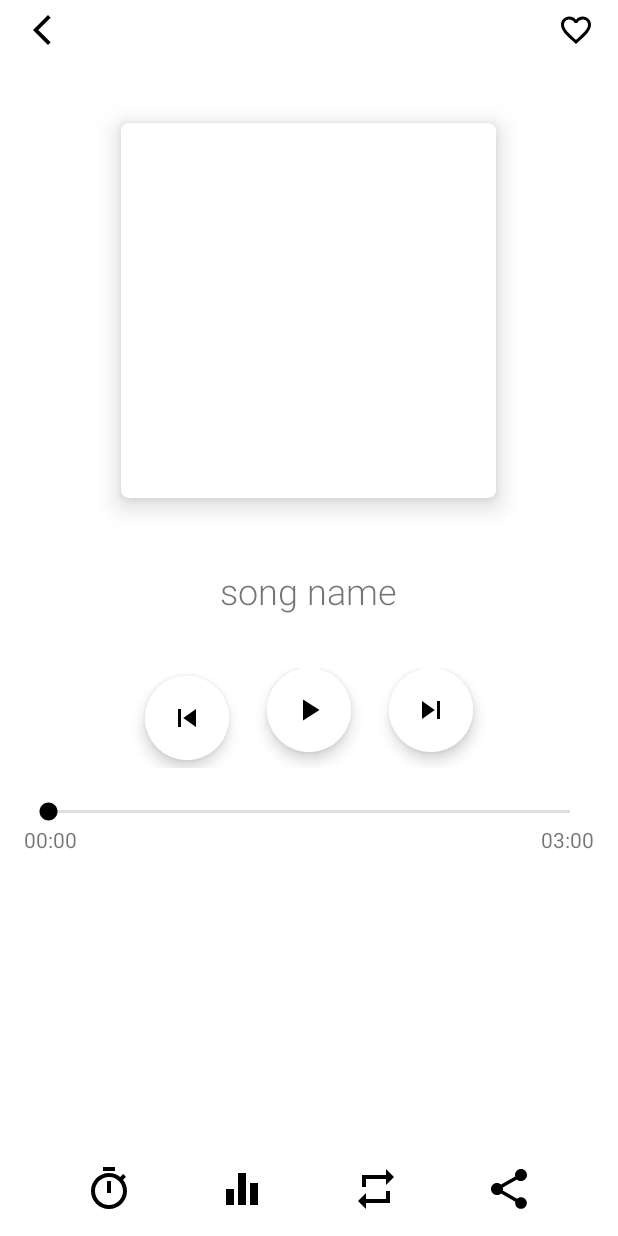
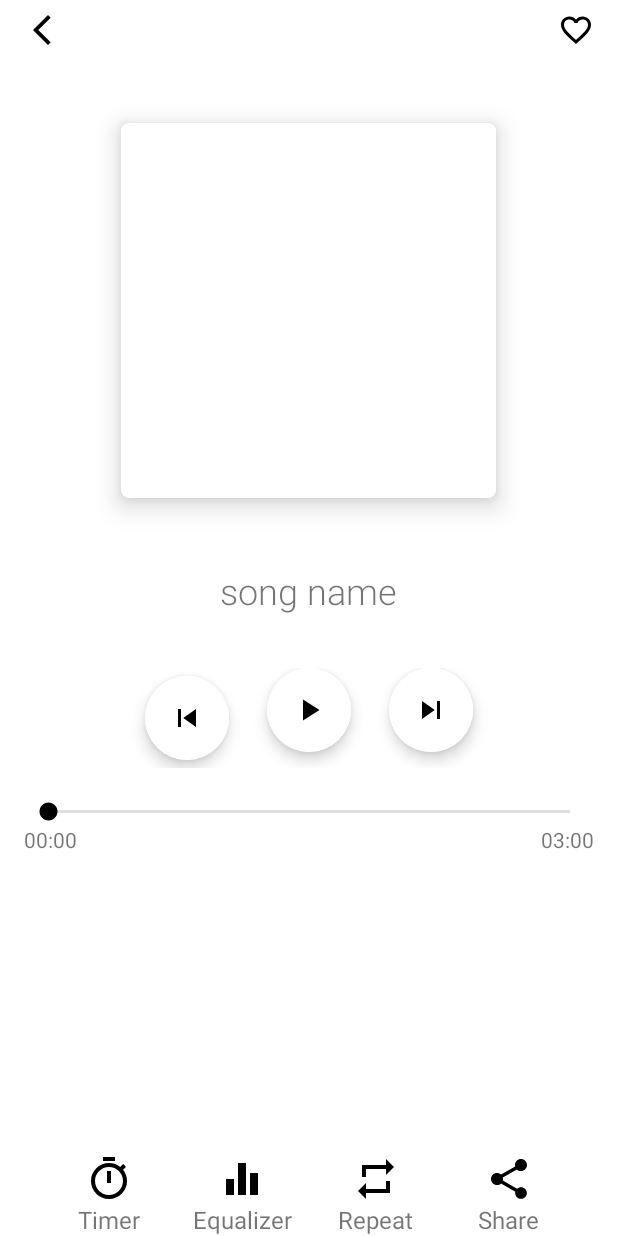
Before and after one commit to TheSalimi/MusicPlayer, an Android app: the PlayerActivity screen opened directly, with no data from a screen before it, on a phone screen of 412 x 824 dp. Run offline under Robolectric (Android 15) with nearby library versions, the phone set to English and light mode, and no system bars; 3 statements that could not run were skipped.

Commit message:
activity_player UI updated

```diff
--- a/app/src/main/java/com/example/musicplayer/PlayerActivity.kt
+++ b/app/src/main/java/com/example/musicplayer/PlayerActivity.kt
@@ -97,6 +97,7 @@ class PlayerActivity : AppCompatActivity(), ServiceConnection, MediaPlayer.OnCom
                         _15min = false
                         _30min = false
                         _60min = false
+                        binding.timer.setColorFilter(ContextCompat.getColor(this,R.color.black))
                     }
                     .setNegativeButton("No") { dialog, _ ->
                         dialog.dismiss()
--- a/app/src/main/res/layout/activity_player.xml
+++ b/app/src/main/res/layout/activity_player.xml
@@ -17,25 +17,25 @@
             android:id="@+id/BackToPreviousPageBtn"
             android:layout_width="wrap_content"
             android:layout_height="wrap_content"
+            android:layout_marginStart="16dp"
+            android:layout_marginTop="8dp"
+            android:background="@android:color/transparent"
+            android:contentDescription="@string/back"
+            android:src="@drawable/ic_back"
             app:layout_constraintStart_toStartOf="parent"
-            app:layout_constraintTop_toTopOf="parent"
-            android:background="@android:color/transparent"
-            android:layout_marginStart="16dp"
-            android:src="@drawable/ic_back"
-            android:layout_marginTop="8dp"
-            android:contentDescription="@string/back"/>
+            app:layout_constraintTop_toTopOf="parent" />
 
         <ImageButton
             android:id="@+id/addToFavorites"
             android:layout_width="wrap_content"
             android:layout_height="wrap_content"
+            android:layout_marginTop="8dp"
+            android:layout_marginEnd="16dp"
+            android:background="@android:color/transparent"
+            android:contentDescription="@string/favorite"
+            android:src="@drawable/ic_fav_black"
             app:layout_constraintEnd_toEndOf="parent"
-            app:layout_constraintTop_toTopOf="parent"
-            android:background="@android:color/transparent"
-            android:src="@drawable/ic_fav_black"
-            android:layout_marginEnd="16dp"
-            android:layout_marginTop="8dp"
-            android:contentDescription="@string/favorite"/>
+            app:layout_constraintTop_toTopOf="parent" />
 
     </androidx.constraintlayout.widget.ConstraintLayout>
 
@@ -43,10 +43,10 @@
         android:layout_width="250dp"
         android:layout_height="250dp"
         android:layout_gravity="center_horizontal"
-        app:cardElevation="10dp"
+        android:layout_marginTop="50dp"
+        android:layout_marginBottom="30dp"
         app:cardCornerRadius="5dp"
-        android:layout_marginTop="50dp"
-        android:layout_marginBottom="30dp">
+        app:cardElevation="10dp">
 
 
         <com.google.android.material.imageview.ShapeableImageView
@@ -54,7 +54,7 @@
             android:layout_width="match_parent"
             android:layout_height="244dp"
             android:layout_gravity="center"
-            android:src="@color/white"/>
+            android:src="@color/white" />
 
     </androidx.cardview.widget.CardView>
 
@@ -64,47 +64,48 @@
         android:layout_width="wrap_content"
         android:layout_height="wrap_content"
         android:layout_gravity="center_horizontal"
-        android:text="song name"
         android:layout_margin="15dp"
         android:layout_marginTop="30dp"
+        android:contentDescription="@string/song_name"
         android:ellipsize="end"
+        android:fontFamily="sans-serif-light"
         android:maxLines="1"
-        android:fontFamily="sans-serif-light"
-        android:textSize="24sp"
-        android:contentDescription="@string/song_name"/>
+        android:text="song name"
+        android:textSize="24sp" />
 
     <LinearLayout
         android:layout_width="match_parent"
         android:layout_height="wrap_content"
-        android:orientation="horizontal"
+        android:layout_marginTop="20dp"
         android:gravity="center_horizontal"
-        android:layout_marginTop="20dp">
+        android:orientation="horizontal">
 
         <com.google.android.material.floatingactionbutton.ExtendedFloatingActionButton
             android:id="@+id/preBtn"
             android:layout_width="wrap_content"
             android:layout_height="wrap_content"
-            app:icon="@drawable/ic_previous"
+            android:layout_marginTop="5dp"
+            android:layout_marginBottom="5dp"
             android:backgroundTint="@color/white"
-            android:layout_marginBottom="5dp"
-            android:layout_marginTop="5dp" />
+            app:icon="@drawable/ic_previous" />
 
         <com.google.android.material.floatingactionbutton.ExtendedFloatingActionButton
             android:id="@+id/playPauseButton"
             android:layout_width="wrap_content"
             android:layout_height="wrap_content"
-            app:icon="@drawable/ic_play"
+            android:layout_marginLeft="25dp"
             android:layout_marginRight="25dp"
-            android:layout_marginLeft="25dp"
-            android:backgroundTint="@color/white" />
+            android:backgroundTint="@color/white"
+            app:icon="@drawable/ic_play" />
 
         <com.google.android.material.floatingactionbutton.ExtendedFloatingActionButton
             android:id="@+id/nextBtn"
             android:layout_width="wrap_content"
             android:layout_height="wrap_content"
-            app:icon="@drawable/ic_next"
-            android:backgroundTint="@color/white" />
+            android:backgroundTint="@color/white"
+            app:icon="@drawable/ic_next" />
     </LinearLayout>
+
     <LinearLayout
         android:layout_width="match_parent"
         android:layout_height="wrap_content"
@@ -114,36 +115,35 @@
             android:id="@+id/SeekBar"
             android:layout_width="match_parent"
             android:layout_height="wrap_content"
-            android:theme="@style/mySeekBar"
             android:layout_marginStart="16dp"
+            android:layout_marginTop="20dp"
             android:layout_marginEnd="16dp"
-            android:layout_marginTop="20dp"/>
+            android:theme="@style/mySeekBar" />
+
         <RelativeLayout
             android:layout_width="match_parent"
             android:layout_height="wrap_content"
-            android:orientation="horizontal"
-            android:gravity="center_horizontal">
+            android:gravity="center_horizontal"
+            android:orientation="horizontal">
 
             <TextView
                 android:id="@+id/SeekBarStartTime"
                 android:layout_width="wrap_content"
                 android:layout_height="wrap_content"
-                android:text="00:00"
+                android:layout_alignParentStart="true"
                 android:layout_marginStart="16dp"
-                android:layout_alignParentStart="true"/>
+                android:text="00:00" />
 
             <TextView
                 android:id="@+id/SeekBarEndTime"
                 android:layout_width="wrap_content"
                 android:layout_height="wrap_content"
+                android:layout_alignParentEnd="true"
                 android:layout_marginEnd="16dp"
-                android:text="03:00"
-                android:layout_alignParentEnd="true"/>
+                android:text="03:00" />
 
 
         </RelativeLayout>
-
-
 
 
     </LinearLayout>
@@ -158,49 +158,89 @@
             android:layout_width="wrap_content"
             android:layout_height="wrap_content"
             android:background="@android:color/transparent"
+            android:contentDescription="@string/timer"
             android:src="@drawable/ic_timer"
+            app:layout_constraintBottom_toTopOf="@id/timerTV"
+            app:layout_constraintEnd_toStartOf="@id/equalizer"
             app:layout_constraintStart_toStartOf="parent"
-            app:layout_constraintEnd_toStartOf="@id/equalizer"
+            app:layout_constraintTop_toTopOf="@id/equalizer" />
+
+        <TextView
+            android:id="@+id/timerTV"
+            android:layout_width="wrap_content"
+            android:layout_height="wrap_content"
+            android:text="Timer"
+            android:textSize="16sp"
             app:layout_constraintBottom_toBottomOf="parent"
-            android:layout_marginBottom="15dp"
-            android:contentDescription="@string/timer"
-/>
+            app:layout_constraintEnd_toEndOf="@id/timer"
+            app:layout_constraintStart_toStartOf="@id/timer"
+            app:layout_constraintTop_toBottomOf="@id/timer" />
 
         <ImageButton
             android:id="@+id/equalizer"
             android:layout_width="wrap_content"
             android:layout_height="wrap_content"
             android:background="@android:color/transparent"
+            android:contentDescription="@string/equalizer"
             android:src="@drawable/ic_equalizer"
-            app:layout_constraintStart_toEndOf="@id/timer"
+            app:layout_constraintBottom_toTopOf="@id/EqualizerTV"
             app:layout_constraintEnd_toEndOf="@id/repeat"
-            android:layout_marginBottom="15dp"
+            app:layout_constraintStart_toEndOf="@id/timer" />
+
+        <TextView
+            android:id="@+id/EqualizerTV"
+            android:layout_width="wrap_content"
+            android:layout_height="wrap_content"
+            android:text="@string/equalizer"
+            android:textSize="16sp"
             app:layout_constraintBottom_toBottomOf="parent"
-            android:contentDescription="@string/equalizer"
-/>
+            app:layout_constraintEnd_toEndOf="@id/equalizer"
+            app:layout_constraintStart_toStartOf="@id/equalizer" />
 
         <ImageButton
             android:id="@+id/repeat"
             android:layout_width="wrap_content"
             android:layout_height="wrap_content"
             android:background="@android:color/transparent"
+            android:contentDescription="@string/repeatsong"
             android:src="@drawable/ic_repeat"
+            app:layout_constraintBottom_toTopOf="@id/RepeatTV"
+            app:layout_constraintEnd_toStartOf="@id/share"
             app:layout_constraintStart_toEndOf="@id/equalizer"
-            app:layout_constraintEnd_toStartOf="@id/share"
+            app:layout_constraintTop_toTopOf="@id/equalizer" />
+
+        <TextView
+            android:id="@+id/RepeatTV"
+            android:layout_width="wrap_content"
+            android:layout_height="wrap_content"
+            android:text="Repeat"
+            android:textSize="16sp"
             app:layout_constraintBottom_toBottomOf="parent"
-            android:layout_marginBottom="15dp"
-            android:contentDescription="@string/repeatsong"/>
+            app:layout_constraintEnd_toEndOf="@id/repeat"
+            app:layout_constraintStart_toStartOf="@id/repeat"
+            app:layout_constraintTop_toBottomOf="@id/repeat" />
+
+        <TextView
+            android:id="@+id/ShareTV"
+            android:layout_width="wrap_content"
+            android:layout_height="wrap_content"
+            android:text="Share"
+            android:textSize="16sp"
+            app:layout_constraintEnd_toEndOf="@id/share"
+            app:layout_constraintStart_toStartOf="@id/share"
+            app:layout_constraintTop_toBottomOf="@id/share" />
 
         <ImageButton
             android:id="@+id/share"
             android:layout_width="wrap_content"
             android:layout_height="wrap_content"
+            android:layout_marginBottom="15dp"
             android:background="@android:color/transparent"
+            android:contentDescription="@string/share"
             android:src="@drawable/ic_baseline_share_24"
+            app:layout_constraintBottom_toTopOf="@id/ShareTV"
+            app:layout_constraintEnd_toEndOf="parent"
             app:layout_constraintStart_toEndOf="@id/repeat"
-            app:layout_constraintEnd_toEndOf="parent"
-            app:layout_constraintBottom_toBottomOf="parent"
-            android:layout_marginBottom="15dp"
-            android:contentDescription="@string/share"/>
+            app:layout_constraintTop_toTopOf="@id/equalizer" />
     </androidx.constraintlayout.widget.ConstraintLayout>
 </LinearLayout>
```
